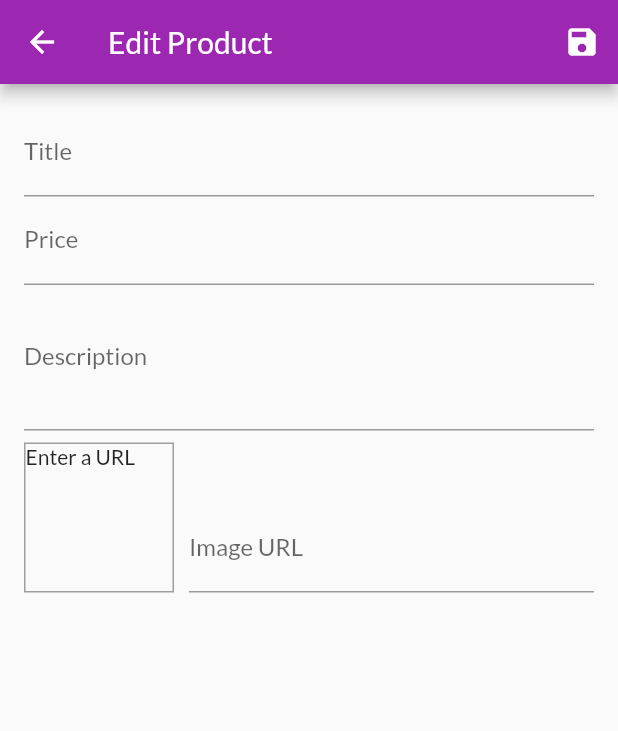
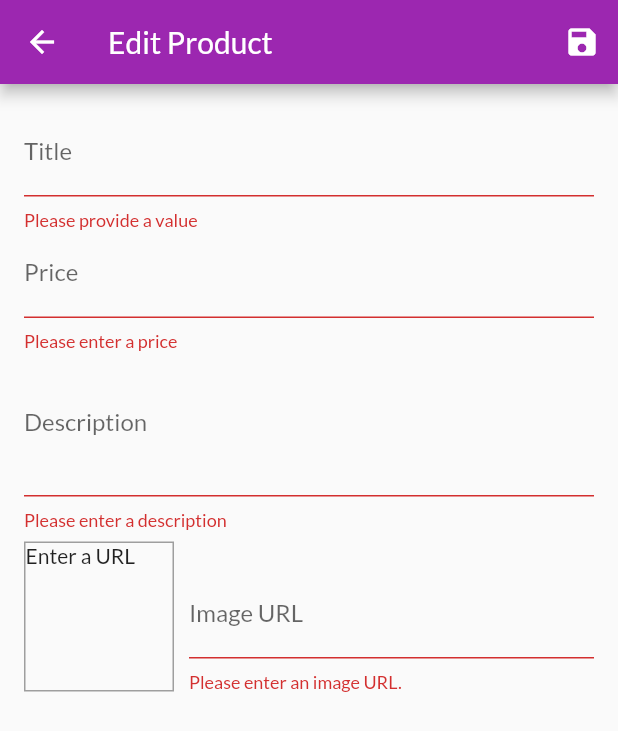
Before and after one commit to ArbeenaKhanum/FlutterPracticeAppsList, a Flutter app: the EditProductScreen screen opened by its route, after a tap on the "save" icon, on a phone screen of 412 x 824 dp. Shown: the top 731 px of the screen. Run offline on Flutter 3.47's test engine with Material 2 defaults, Android fonts, the light colour scheme and no system bars; network calls fail.

Commit message:
Product edit screen using forms to add, edit & delete features

```diff
--- a/shop_app/lib/screens/edit_product_screens.dart
+++ b/shop_app/lib/screens/edit_product_screens.dart
@@ -1,6 +1,8 @@
 import 'package:flutter/cupertino.dart';
 import 'package:flutter/material.dart';
-import 'package:shop_app/providers/product.dart';
+import 'package:provider/provider.dart';
+import '../providers/product.dart';
+import '../providers/products.dart';
 
 class EditProductScreen extends StatefulWidget {
   static const routeName = '/edit-product';
@@ -15,13 +17,41 @@ class _EditProductScreenState extends State<EditProductScreen> {
   final _imageUrlFocusNode = FocusNode();
   final _imageUrlController = TextEditingController();
   final _form = GlobalKey<FormState>();
-  var _editProduct =
+  var _editedProduct =
       Product(id: '', title: '', description: '', price: 0, imageUrl: '');
+  var _initValues = {
+    'title': '',
+    'description': '',
+    'price': '',
+    'imageUrl': '',
+  };
+  var _isInit = true;
 
   @override
   void initState() {
     _imageUrlFocusNode.addListener(_updateImageUrl);
     super.initState();
+  }
+
+  @override
+  void didChangeDependencies() {
+    if (_isInit) {
+      final productId = ModalRoute.of(context)?.settings.arguments;
+      if (productId != null) {
+        _editedProduct = Provider.of<Products>(context, listen: false)
+            .findById(productId.toString());
+        _initValues = {
+          'title': _editedProduct.title,
+          'description': _editedProduct.description,
+          'price': _editedProduct.price.toString(),
+          'imageUrl': _editedProduct.imageUrl,
+          // 'imageUrl': '',
+        };
+        _imageUrlController.text = _editedProduct.imageUrl;
+      }
+    }
+    _isInit = false;
+    super.didChangeDependencies();
   }
 
   @override
@@ -36,12 +66,30 @@ class _EditProductScreenState extends State<EditProductScreen> {
 
   void _updateImageUrl() {
     if (!_imageUrlFocusNode.hasFocus) {
+      if (_imageUrlController.text.isEmpty ||
+          (!_imageUrlController.text.startsWith('http') &&
+              !_imageUrlController.text.startsWith('https')) ||
+          (!_imageUrlController.text.endsWith('.png') &&
+              !_imageUrlController.text.endsWith('.jpg') &&
+              !_imageUrlController.text.endsWith('.jpeg'))) {
+        return;
+      }
       setState(() {});
     }
   }
 
   void _saveForm() {
-    _form.currentState?.save();
+    final isValid = _form.currentState!.validate();
+    if (!isValid) {
+      return;
+    }
+    _form.currentState!.save();
+    if (_editedProduct.id != null) {
+      Provider.of<Products>(context, listen: false)
+          .updateProduct(_editedProduct.id, _editedProduct);
+    }
+    Provider.of<Products>(context, listen: false).addProduct(_editedProduct);
+    Navigator.of(context).pop();
   }
 
   @override
@@ -50,7 +98,11 @@ class _EditProductScreenState extends State<EditProductScreen> {
       appBar: AppBar(
         title: const Text('Edit Product'),
         actions: [
-          IconButton(onPressed: () {}, icon: Icon(Icons.save)),
+          IconButton(
+              onPressed: () {
+                _saveForm();
+              },
+              icon: const Icon(Icons.save)),
         ],
       ),
       body: Padding(
@@ -60,35 +112,59 @@ class _EditProductScreenState extends State<EditProductScreen> {
           child: ListView(
             children: [
               TextFormField(
+                initialValue: _initValues['title'],
                 decoration: const InputDecoration(labelText: 'Title'),
                 textInputAction: TextInputAction.next,
                 onFieldSubmitted: (_) {
                   FocusScope.of(context).requestFocus(_priceFocusNode);
                 },
+                validator: (value) {
+                  if (value!.isEmpty) {
+                    return 'Please provide a value';
+                  }
+                  return null;
+                },
                 onSaved: (value) {
-                  _editProduct = Product(
-                      id: '',
+                  _editedProduct = Product(
+                      id: _editedProduct.id,
                       title: value!,
-                      description: _editProduct.description,
-                      price: _editProduct.price,
-                      imageUrl: _editProduct.imageUrl);
+                      description: _editedProduct.description,
+                      price: _editedProduct.price,
+                      imageUrl: _editedProduct.imageUrl,
+                      isFavourite: _editedProduct.isFavourite);
                 },
               ),
               TextFormField(
+                initialValue: _initValues['price'],
                 decoration: const InputDecoration(labelText: 'Price'),
                 textInputAction: TextInputAction.next,
                 keyboardType: TextInputType.number,
                 focusNode: _priceFocusNode,
+                validator: (value) {
+                  if (value!.isEmpty) {
+                    return 'Please enter a price';
+                  }
+                  if (double.tryParse(value) == null) {
+                    return 'Please enter a valid number';
+                  }
+
+                  if (double.parse(value) <= 0) {
+                    return 'Please enter a number greater than zero.';
+                  }
+                  return null;
+                },
                 onSaved: (value) {
-                  _editProduct = Product(
-                      id: '',
-                      title: _editProduct.title,
-                      description: _editProduct.description,
+                  _editedProduct = Product(
+                      id: _editedProduct.id,
+                      title: _editedProduct.title,
+                      description: _editedProduct.description,
                       price: double.parse(value!),
-                      imageUrl: _editProduct.imageUrl);
+                      imageUrl: _editedProduct.imageUrl,
+                      isFavourite: _editedProduct.isFavourite);
                 },
               ),
               TextFormField(
+                initialValue: _initValues['description'],
                 decoration: const InputDecoration(labelText: 'Description'),
                 maxLines: 3,
                 textInputAction: TextInputAction.next,
@@ -96,13 +172,24 @@ class _EditProductScreenState extends State<EditProductScreen> {
                 onFieldSubmitted: (_) {
                   FocusScope.of(context).requestFocus(_descriptionFocusNode);
                 },
+                validator: (value) {
+                  if (value!.isEmpty) {
+                    return 'Please enter a description';
+                  }
+
+                  if (value.length < 10) {
+                    return 'Should be at least 10 characters long.';
+                  }
+                  return null;
+                },
                 onSaved: (value) {
-                  _editProduct = Product(
-                      id: '',
-                      title: _editProduct.title,
+                  _editedProduct = Product(
+                      id: _editedProduct.id,
+                      title: _editedProduct.title,
                       description: value!,
-                      price: _editProduct.price,
-                      imageUrl: _editProduct.imageUrl);
+                      price: _editedProduct.price,
+                      imageUrl: _editedProduct.imageUrl,
+                      isFavourite: _editedProduct.isFavourite);
                 },
               ),
               Row(
@@ -137,13 +224,29 @@ class _EditProductScreenState extends State<EditProductScreen> {
                       onFieldSubmitted: (_) {
                         _saveForm();
                       },
+                      validator: (value) {
+                        if (value!.isEmpty) {
+                          return 'Please enter an image URL.';
+                        }
+                        if (!value.startsWith('http') &&
+                            !value.startsWith('https')) {
+                          return 'Please enter a valid URL.';
+                        }
+                        if (!value.endsWith('.png') &&
+                            !value.endsWith('.jpg') &&
+                            !value.endsWith('.jpeg')) {
+                          return 'Please enter a valid image URL.';
+                        }
+                        return null;
+                      },
                       onSaved: (value) {
-                        _editProduct = Product(
-                            id: '',
-                            title: _editProduct.title,
-                            description: _editProduct.description,
-                            price: _editProduct.price,
-                            imageUrl: value!);
+                        _editedProduct = Product(
+                            id: _editedProduct.id,
+                            title: _editedProduct.title,
+                            description: _editedProduct.description,
+                            price: _editedProduct.price,
+                            imageUrl: value!,
+                            isFavourite: _editedProduct.isFavourite);
                       },
                     ),
                   ),
--- a/shop_app/lib/screens/user_products_screen.dart
+++ b/shop_app/lib/screens/user_products_screen.dart
@@ -30,9 +30,11 @@ class UserProductScreen extends StatelessWidget {
         child: ListView.builder(
           itemBuilder: (ctx, index) => Column(
             children: [
-              UserProductItem(productsData.items[index].title,
+              UserProductItem(
+                  productsData.items[index].id,
+                  productsData.items[index].title,
                   productsData.items[index].imageUrl),
-              Divider(),
+              const Divider(),
             ],
           ),
           itemCount: productsData.items.length,
--- a/shop_app/pubspec.yaml
+++ b/shop_app/pubspec.yaml
@@ -34,7 +34,7 @@ dependencies:
   provider: ^6.0.5
   intl: ^0.18.0
   fvm: ^2.0.6
-
+  http: ^0.13.5
 
   # The following adds the Cupertino Icons font to your application.
   # Use with the CupertinoIcons class for iOS style icons.
```
Also changed, not shown: shop_app/lib/providers/products.dart (+29 -8 lines), shop_app/lib/widgets/user_product_item.dart (added, +45 -0 lines), shop_app/pubspec.lock.
